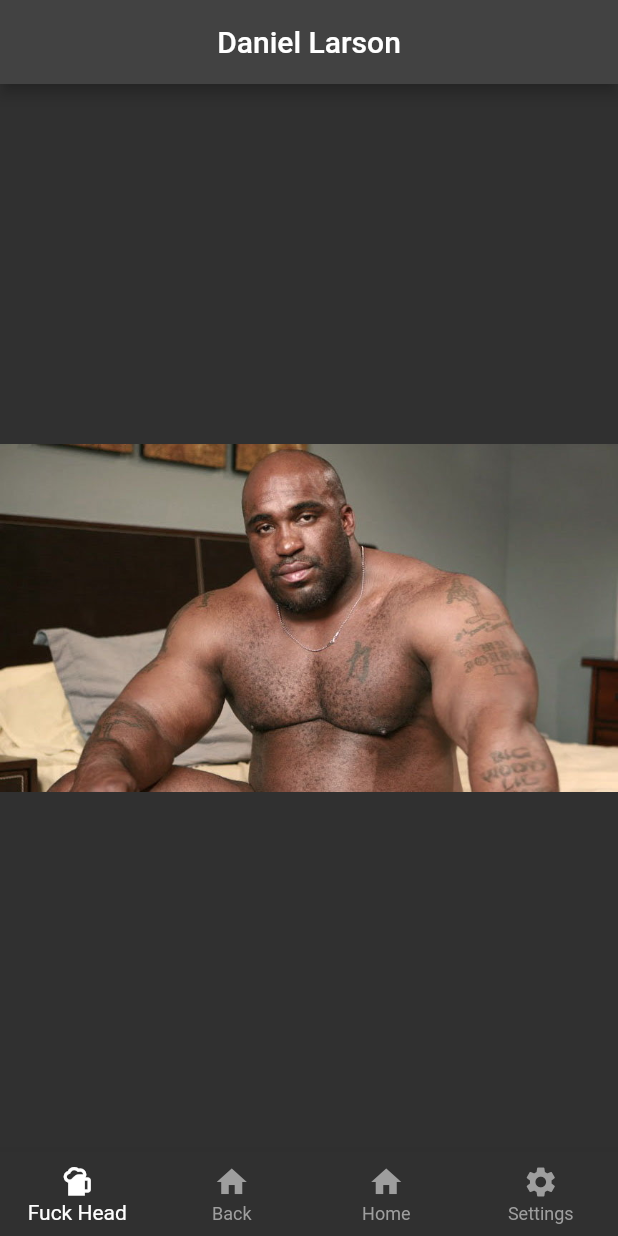
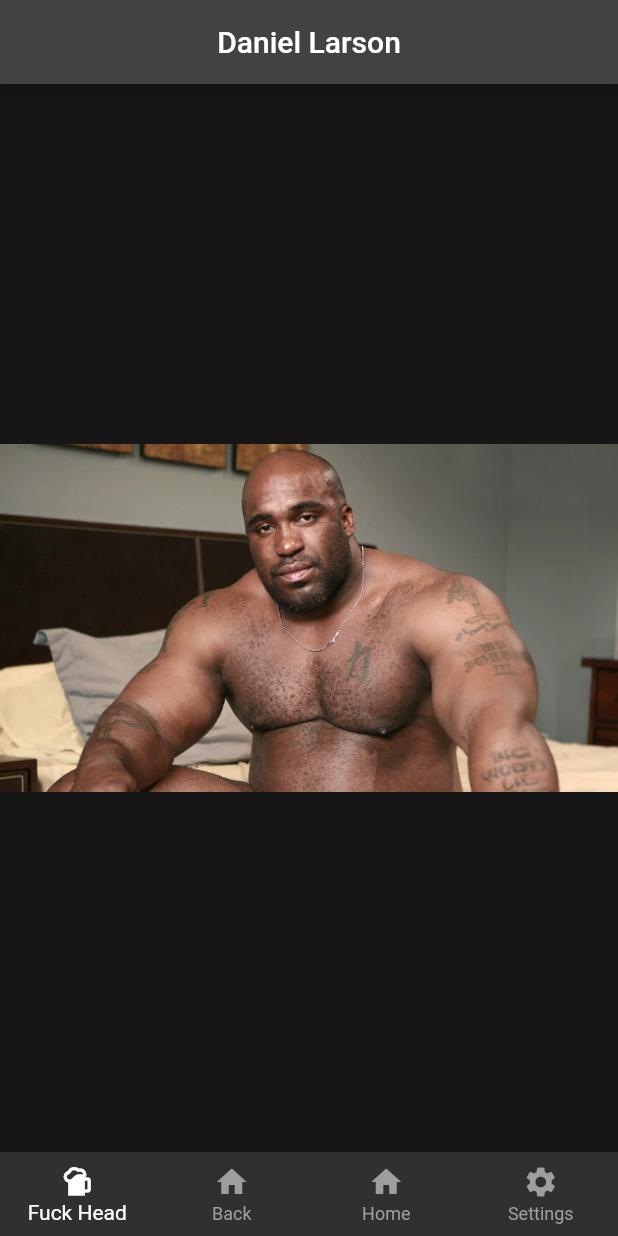
Before and after one commit to sfrieburg/MyApp, a Flutter app: the HomeScreen screen opened directly, swiped to page 2, on a phone screen of 412 x 824 dp. Run offline on Flutter 3.47's test engine with Material 2 defaults, Android fonts, the phone set to English and light mode, and no system bars; our stand-ins replace firebase_auth, firebase_core; accounts and stored records are empty.

Commit message:
containers for each page

```diff
--- a/lib/home.dart
+++ b/lib/home.dart
@@ -26,10 +26,21 @@ class _HomeScreenState extends State<HomeScreen> {
       body: PageView(
         controller: pageController,
         children: [
-          Container(color:Colors.black54),
-          Image.asset('assets/dude.jpg'),
-          Image.asset('assets/garfield.jpg'),
-          Image.asset('assets/kd.jpg'),
+          Container(
+              color:Colors.black54,
+          ),
+          Container(
+              color:Colors.black54,
+              child: Image.asset('assets/dude.jpg')
+          ),
+          Container(
+              color:Colors.black54,
+              child: Image.asset('assets/garfield.jpg')
+          ),
+          Container(
+              color:Colors.black54,
+              child: Image.asset('assets/kd.jpg')
+          ),
         ],
         ),
       bottomNavigationBar: BottomNavigationBar(
```
